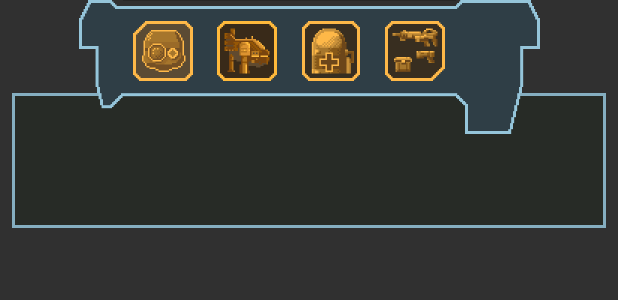
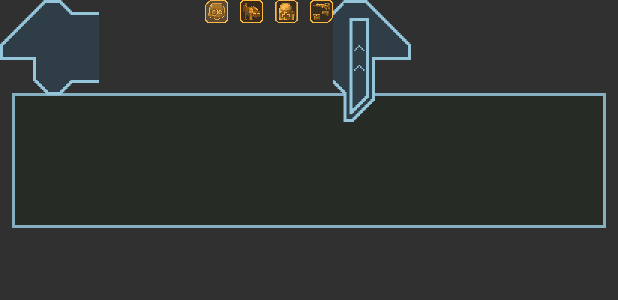
Before and after one commit to IstrajI/Insight, an Android app: the layout view_bottom_panel.xml on its own in the app's theme, with its tools: preview values and no code run, on a phone screen of 412 x 824 dp. Shown: the top 300 px of the screen. Run offline under Robolectric (Android 15) with nearby library versions, the phone set to English and light mode, and no system bars.

Commit message:
Working on bottom view

```diff
--- a/app/src/main/java/com/npgames/insight/ui/book/GameBookActivity.java
+++ b/app/src/main/java/com/npgames/insight/ui/book/GameBookActivity.java
@@ -122,7 +122,7 @@ public class GameBookActivity extends BaseMvpActivity implements RecyclerViewLis
                                         + getResources().getDimension(R.dimen.spacing_8);
 
             bottomPanelPresenter.initOpenClosePositions(openPosition, closePosition);
-            bottomPanelPresenter.openCloseBottomPanel();
+            //bottomPanelPresenter.openCloseBottomPanel();
         });
 
 
--- a/app/src/main/res/layout/view_bottom_panel.xml
+++ b/app/src/main/res/layout/view_bottom_panel.xml
@@ -6,12 +6,12 @@
 
     <FrameLayout
         android:layout_width="match_parent"
+        android:layout_height="@dimen/height_equipment_item"
         android:layout_margin="@dimen/spacing_8"
-        android:layout_height="@dimen/height_equipment_item"
+        android:background="@drawable/bottom_equipment2"
+        app:layout_constraintBottom_toBottomOf="parent"
         app:layout_constraintLeft_toLeftOf="parent"
-        app:layout_constraintRight_toRightOf="parent"
-        app:layout_constraintBottom_toBottomOf="parent"
-        android:background="@drawable/bottom_equipment2">
+        app:layout_constraintRight_toRightOf="parent">
 
         <android.support.v7.widget.RecyclerView
             android:id="@+id/inventory_panel_items_recycler_view"
@@ -19,36 +19,41 @@
             android:layout_height="match_parent" />
     </FrameLayout>
 
+    <ImageView
+        android:layout_width="wrap_content"
+        android:layout_height="wrap_content"
+        android:background="@drawable/bottom_panel_left_part"/>
+
     <android.support.constraint.ConstraintLayout
         android:id="@+id/bottom_panel_actions_layout"
         android:layout_width="wrap_content"
-        app:layout_constraintTop_toTopOf="parent"
-        app:layout_constraintRight_toRightOf="parent"
+        android:layout_height="wrap_content"
         app:layout_constraintLeft_toLeftOf="parent"
-        android:background="@drawable/bottom_panel_re"
-        android:layout_height="wrap_content">
+        app:layout_constraintHorizontal_chainStyle="packed"
+        app:layout_constraintRight_toLeftOf="@+id/bottom_panel_open_hide_layout"
+        app:layout_constraintTop_toTopOf="parent">
 
         <ImageView
             android:id="@+id/button_bottom_panel_find"
             android:layout_width="@dimen/size_bottom_panel_jumps_button"
             android:layout_height="@dimen/size_bottom_panel_jumps_button"
-            android:padding="8dp"
+            android:contentDescription="@string/game_book_find_action"
+            android:layout_marginRight="8dp"
             android:src="@drawable/actions_left_find_button_2_xxx"
-            android:contentDescription="@string/game_book_find_action"
             app:layout_constraintHorizontal_chainStyle="packed"
-            app:layout_constraintLeft_toLeftOf="parent"
             app:layout_constraintRight_toLeftOf="@+id/button_bottom_panel_station"
-            app:layout_constraintTop_toTopOf="parent" />
+            app:layout_constraintTop_toTopOf="parent"
+            app:layout_constraintBottom_toBottomOf="parent"/>
 
         <ImageView
             android:id="@+id/button_bottom_panel_station"
             android:layout_width="@dimen/size_bottom_panel_jumps_button"
             android:layout_height="@dimen/size_bottom_panel_jumps_button"
-            android:padding="8dp"
+            android:contentDescription="@string/game_book_station_action"
+            android:layout_marginRight="8dp"
             android:src="@drawable/actions_center_station_button_2_xxx"
-            android:contentDescription="@string/game_book_station_action"
-            app:layout_constraintLeft_toRightOf="@+id/button_bottom_panel_find"
             app:layout_constraintRight_toLeftOf="@+id/button_bottom_panel_med_bay"
+            app:layout_constraintBottom_toBottomOf="parent"
             app:layout_constraintTop_toTopOf="parent" />
 
 
@@ -56,22 +61,38 @@
             android:id="@+id/button_bottom_panel_med_bay"
             android:layout_width="@dimen/size_bottom_panel_jumps_button"
             android:layout_height="@dimen/size_bottom_panel_jumps_button"
-            android:padding="8dp"
+            android:contentDescription="@string/game_book_med_bay_action"
             android:src="@drawable/actions_center_med_bay_button_2_xxx"
-            android:contentDescription="@string/game_book_med_bay_action"
-            app:layout_constraintLeft_toRightOf="@+id/button_bottom_panel_station"
+            android:layout_marginRight="8dp"
             app:layout_constraintRight_toLeftOf="@+id/button_bottom_panel_armory"
+            app:layout_constraintBottom_toBottomOf="parent"
             app:layout_constraintTop_toTopOf="parent" />
 
         <ImageView
             android:id="@+id/button_bottom_panel_armory"
             android:layout_width="@dimen/size_bottom_panel_jumps_button"
             android:layout_height="@dimen/size_bottom_panel_jumps_button"
-            android:padding="8dp"
+            android:contentDescription="@string/game_book_armory_action"
             android:src="@drawable/actions_right_armory_button_4_xxx"
-            android:contentDescription="@string/game_book_armory_action"
-            app:layout_constraintLeft_toRightOf="@+id/button_bottom_panel_med_bay"
             app:layout_constraintRight_toRightOf="parent"
+            app:layout_constraintBottom_toBottomOf="parent"
             app:layout_constraintTop_toTopOf="parent" />
     </android.support.constraint.ConstraintLayout>
+
+    <FrameLayout
+        android:id="@+id/bottom_panel_open_hide_layout"
+        android:layout_width="wrap_content"
+        android:layout_height="wrap_content"
+        android:background="@drawable/bottom_panel_right_part"
+        app:layout_constraintLeft_toRightOf="@+id/bottom_panel_actions_layout"
+        app:layout_constraintTop_toTopOf="@+id/bottom_panel_actions_layout"
+        app:layout_constraintRight_toRightOf="parent">
+        <ImageView
+            android:layout_width="@dimen/size_bottom_panel_jumps_button"
+            android:layout_height="@dimen/size_bottom_panel_jumps_button"
+            android:contentDescription="@string/game_book_armory_action"
+            android:padding="8dp"
+            android:visibility="invisible" />
+    </FrameLayout>
+
 </android.support.constraint.ConstraintLayout>
--- a/app/src/main/res/values/dimens.xml
+++ b/app/src/main/res/values/dimens.xml
@@ -9,7 +9,7 @@
 
     <dimen name="size_create_character_skill_points_squire">35dp</dimen>
 
-    <dimen name="size_bottom_panel_jumps_button">56dp</dimen>
+    <dimen name="size_bottom_panel_jumps_button">15dp</dimen>
     <dimen name="size_bottom_panel_approximate_height">65dp</dimen>
 
 </resources>
```
Also changed, not shown: app/src/main/res/drawable-xxxhdpi/bottom_panel_left_part.9.png (added), app/src/main/res/drawable-xxxhdpi/bottom_panel_right_part.9.png (added), app/src/main/res/drawable-xxxhdpi/bottom_test_4.9.png (added).
